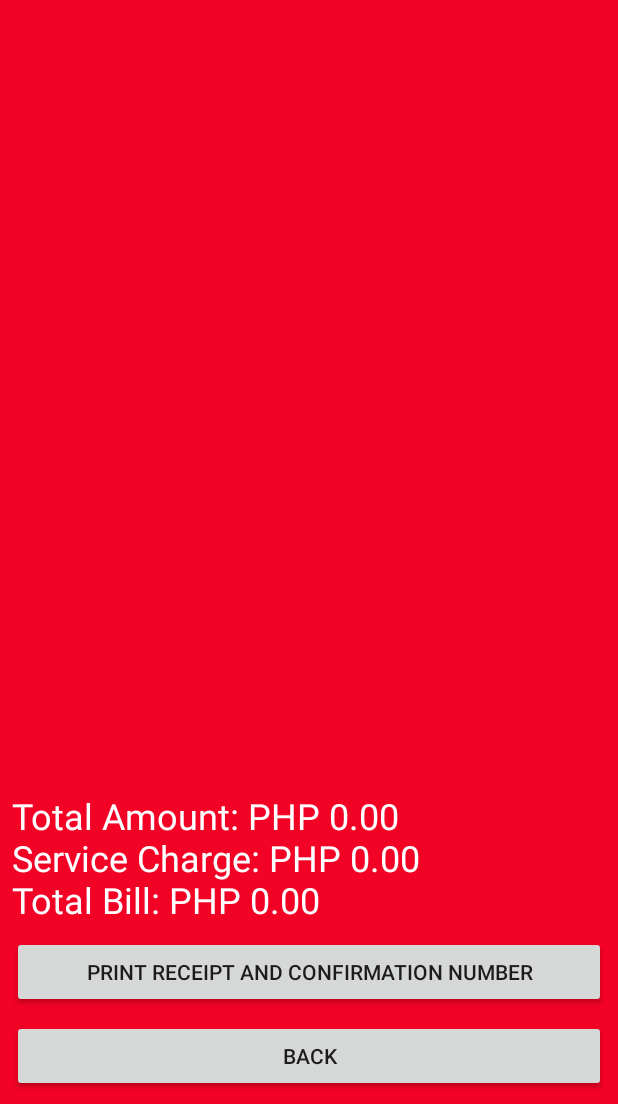
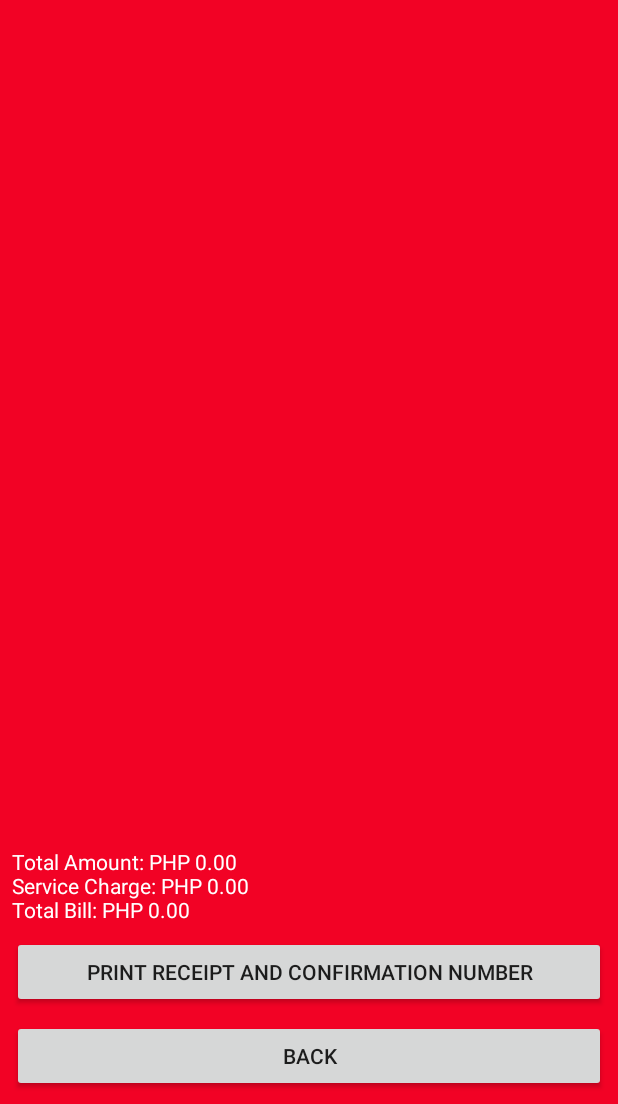
Before and after one commit to miguelllamas/MOBAPDE_Final_Project, an Android app: the CartActivity screen opened directly, with no data from a screen before it, on a phone screen of 412 x 824 dp, the part 132-1236 px from its top. Run offline under Robolectric (Android 15) with nearby library versions, the phone set to English and light mode, and no system bars; our stand-ins replace Firebase (no records; nobody signed in at launch, a user with empty details on screens opened directly).

Commit message:
made view cart look okay on my phone

```diff
--- a/app/src/main/res/layout/activity_cart.xml
+++ b/app/src/main/res/layout/activity_cart.xml
@@ -40,7 +40,7 @@
         android:layout_marginEnd="8dp"
         android:layout_marginStart="8dp"
         android:textColor="#ffffff"
-        android:textSize="24sp"
+        android:textSize="14sp"
         app:layout_constraintBottom_toTopOf="@+id/printButton"
         app:layout_constraintEnd_toEndOf="parent"
         app:layout_constraintStart_toStartOf="parent" />
--- a/app/src/main/res/layout/cart_item.xml
+++ b/app/src/main/res/layout/cart_item.xml
@@ -31,6 +31,5 @@
         android:layout_width="wrap_content"
         android:layout_height="wrap_content"
         android:layout_weight="1"
-        android:drawableLeft="@drawable/delete_mini"
         android:text="@string/remove" />
 </LinearLayout>
```
